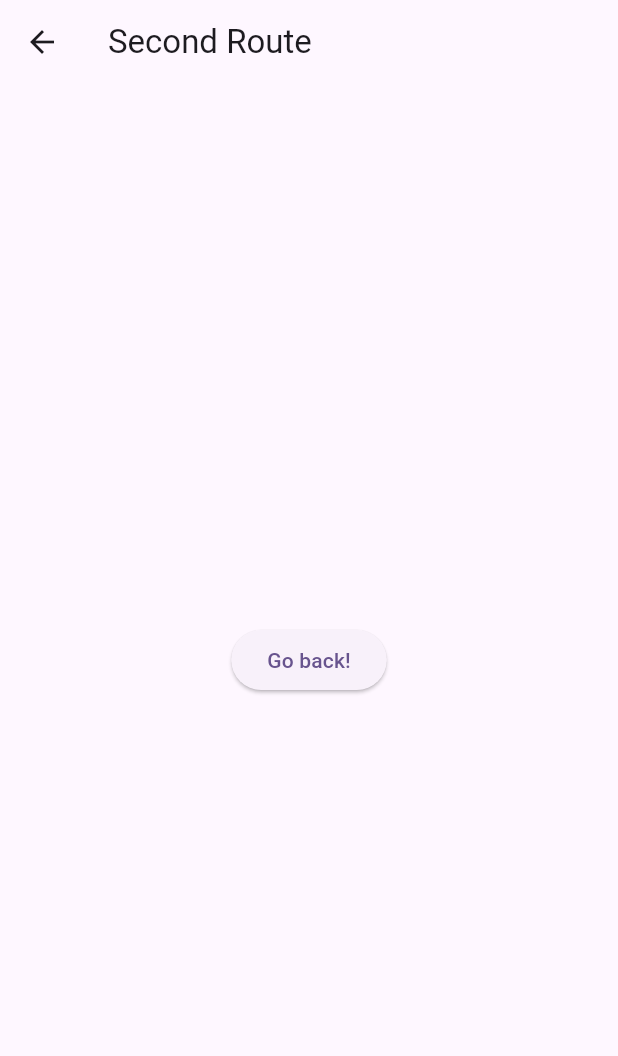
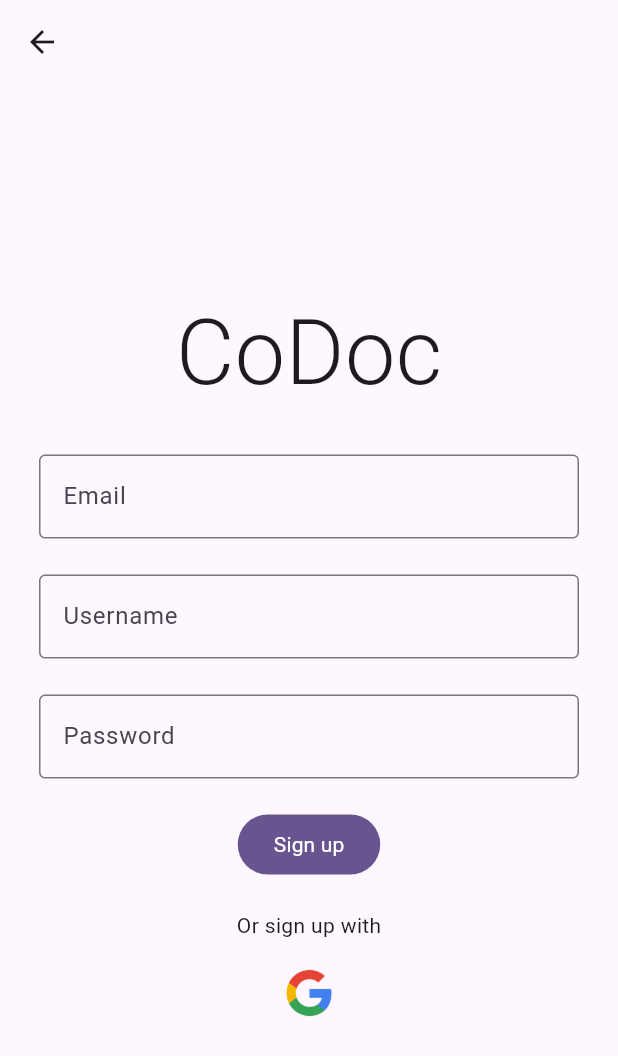
Before and after one commit to R0KK1T/CoDoC, a Flutter app: the SignUpScreen screen opened directly, on a phone screen of 412 x 824 dp. Shown: the top 1056 px of the screen. Run offline on Flutter 3.47's test engine with Material 2 defaults, Android fonts, the phone set to English and light mode, and no system bars; our stand-ins replace firebase_core; accounts and stored records are empty.

Commit message:
signup page
codoc text,
email textfield,
username textfield,
password textfield,
signup button,
google image

```diff
--- a/lib/signup_screen.dart
+++ b/lib/signup_screen.dart
@@ -12,15 +12,97 @@ class _SignUpScreenState extends State<SignUpScreen> {
   @override
   Widget build(BuildContext context) {
     return Scaffold(
-      appBar: AppBar(
-        title: const Text('Second Route'),
-      ),
+      appBar: AppBar(),
       body: Center(
-        child: ElevatedButton(
-          onPressed: () {
-            Navigator.pop(context);
-          },
-          child: const Text('Go back!'),
+        child: SingleChildScrollView(
+          child: Column(
+            mainAxisAlignment: MainAxisAlignment.start,
+            children: <Widget>[
+//CoDoC
+              Text(
+                'CoDoc',
+                style: TextStyle(
+                  fontSize: 60,
+                  fontWeight: FontWeight.w300,
+                ),
+              ),
+
+// Email
+              Padding(
+                padding: const EdgeInsets.only(
+                    left: 26, top: 24, right: 26, bottom: 24.00),
+                child: TextFormField(
+                  //controller: controller,
+                  obscureText: false,
+                  decoration: InputDecoration(
+                    border: OutlineInputBorder(),
+                    labelText: "Email",
+                  ),
+                ),
+              ),
+
+              // username,
+              Padding(
+                padding:
+                    const EdgeInsets.only(left: 26, right: 26, bottom: 24.00),
+                child: TextFormField(
+                  //controller: controller,
+                  obscureText: false,
+                  decoration: InputDecoration(
+                    border: OutlineInputBorder(),
+                    labelText: "Username",
+                  ),
+                ),
+              ),
+
+              // password,
+              Padding(
+                padding:
+                    const EdgeInsets.only(left: 26, right: 26, bottom: 24.00),
+                child: TextFormField(
+                  //controller: controller,
+                  obscureText: true,
+                  decoration: InputDecoration(
+                    border: OutlineInputBorder(),
+                    labelText: "Password",
+                  ),
+                ),
+              ),
+
+              //Sign up Button
+              SizedBox(
+                // width: 300.0,
+                height: 40.0,
+                child: FilledButton(
+                  onPressed: () {}, //WHY DO I NEED NULL????
+                  child: Text(
+                    'Sign up',
+                    style: TextStyle(
+                      // fontSize: 20,
+                      fontWeight: FontWeight.normal,
+                    ),
+                  ),
+                ),
+              ),
+
+              //Text (Or log in with)
+              Padding(
+                padding: EdgeInsets.only(
+                  top: 24,
+                  bottom: 10.0,
+                ),
+                child: Text(
+                  'Or sign up with',
+                ),
+              ),
+
+              Image.asset(
+                'assets/images/googleicon.png', // Replace with the path to your image file
+                width: 50, // Set the width of the image
+                height: 50, // Set the height of the image
+              ),
+            ],
+          ),
         ),
       ),
     );
```
